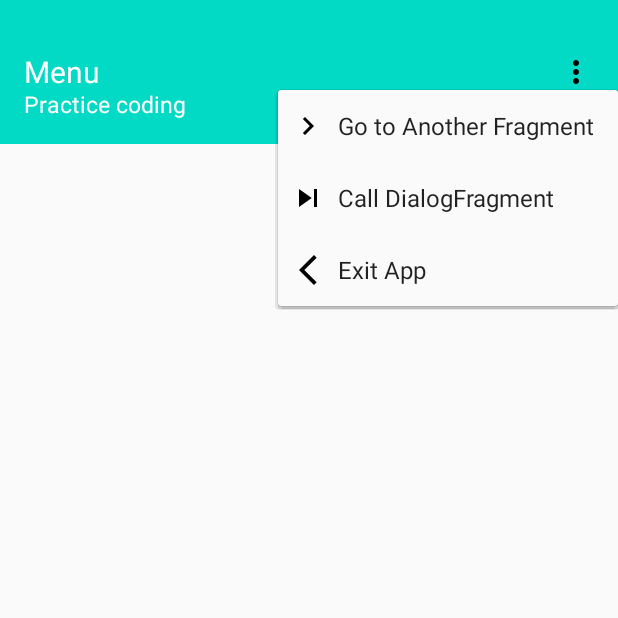
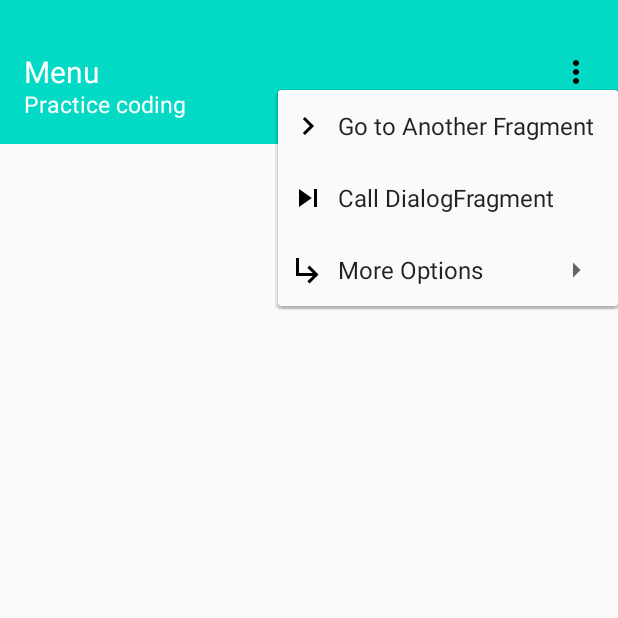
Before and after one commit to JohnKyle29/Glabog_JO_130FRI_AND, an Android app built with Jetpack Compose: the screen it shows after launch (MainActivity1), after a tap on "Menu icon", on a phone screen of 412 x 824 dp, the top half of it. Run offline under Robolectric (Android 15) with nearby library versions, the phone set to English and light mode, and no system bars.

Commit message:
final menu

```diff
--- a/app/src/main/java/com/capstone/menu/MainActivity1.kt
+++ b/app/src/main/java/com/capstone/menu/MainActivity1.kt
@@ -48,7 +48,7 @@ class MainActivity1 : AppCompatActivity() {
             e.printStackTrace()
         }
 
-        // Set item click listener to handle menu item clicks
+        // Set item click listener to handle menu item and sub-menu item clicks
         popupMenu.setOnMenuItemClickListener { item ->
             when (item.itemId) {
                 R.id.first_option -> {
@@ -61,9 +61,14 @@ class MainActivity1 : AppCompatActivity() {
                     showDialogFragment()
                     true
                 }
-                R.id.third_option -> {
-                    // When third_option is clicked, exit the application
+                R.id.exit_app -> {
+                    // When exit_app is clicked, exit the application
                     finishAffinity()
+                    true
+                }
+                R.id.cancel -> {
+                    // When cancel is clicked, show a toast and do nothing
+                    Toast.makeText(this, "Cancelled", Toast.LENGTH_SHORT).show()
                     true
                 }
                 else -> false
--- /dev/null
+++ b/app/src/main/res/drawable/ic_cancel.xml
@@ -0,0 +1,5 @@
+<vector android:height="24dp" android:tint="#000000"
+    android:viewportHeight="24" android:viewportWidth="24"
+    android:width="24dp" xmlns:android="http://schemas.android.com/apk/res/android">
+    <path android:fillColor="@android:color/white" android:pathData="M7.41,15.41L12,10.83l4.59,4.58L18,14l-6,-6 -6,6z"/>
+</vector>
--- /dev/null
+++ b/app/src/main/res/drawable/ic_sub_menu.xml
@@ -0,0 +1,5 @@
+<vector android:height="24dp" android:tint="#000000"
+    android:viewportHeight="24" android:viewportWidth="24"
+    android:width="24dp" xmlns:android="http://schemas.android.com/apk/res/android">
+    <path android:fillColor="@android:color/white" android:pathData="M19,15l-6,6 -1.42,-1.42L15.17,16H4V4h2v10h9.17l-3.59,-3.58L13,9l6,6z"/>
+</vector>
--- a/app/src/main/res/menu/menu_main.xml
+++ b/app/src/main/res/menu/menu_main.xml
@@ -2,18 +2,27 @@
     <item
         android:id="@+id/first_option"
         android:title="Go to Another Fragment"
-        android:icon="@drawable/ic_next"
-         />
+        android:icon="@drawable/ic_next" />
 
     <item
         android:id="@+id/second_option"
         android:title="Call DialogFragment"
-        android:icon="@drawable/ic_sec_next"
-        />
+        android:icon="@drawable/ic_sec_next" />
+
 
     <item
         android:id="@+id/third_option"
-        android:title="Exit App "
-        android:icon="@drawable/ic_back"
-         />
+        android:title="More Options"
+        android:icon="@drawable/ic_sub_menu">
+        <menu>
+            <item
+                android:id="@+id/exit_app"
+                android:title="Exit App"
+                android:icon="@drawable/ic_back" />
+            <item
+                android:id="@+id/cancel"
+                android:title="Cancel"
+                android:icon="@drawable/ic_cancel" />
+        </menu>
+    </item>
 </menu>
```
